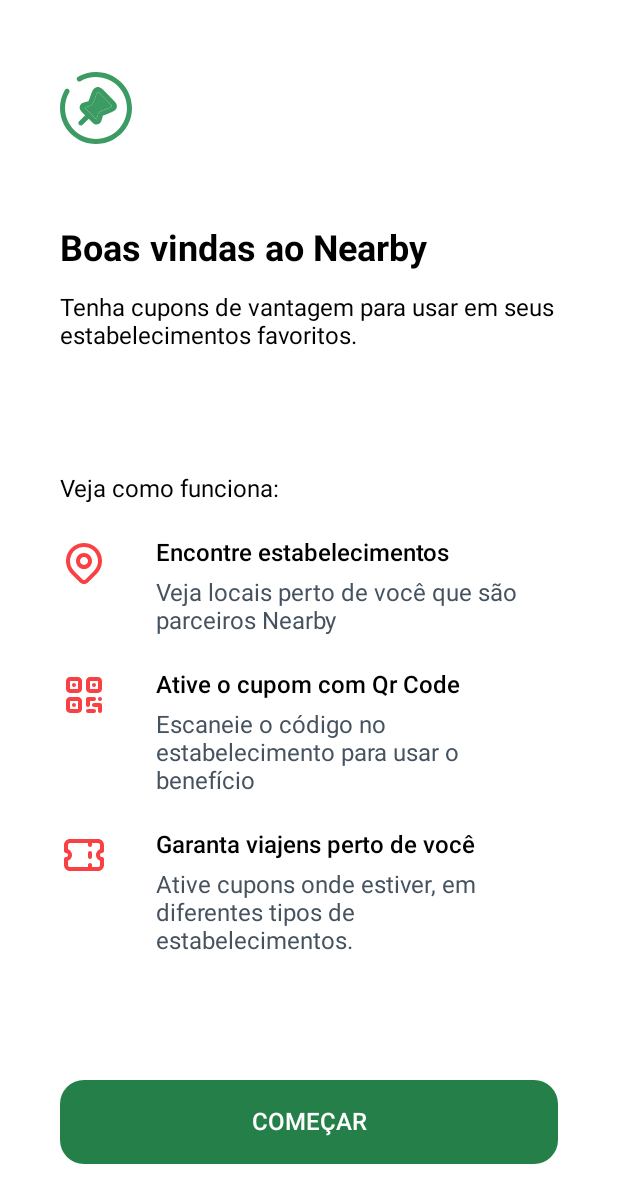
After one commit to noejunior792/NearbyApp, an Android app built with Jetpack Compose: the composable WelcomeScreen shown on its own in the app's theme, on a phone screen of 412 x 824 dp. The commit adds this screen. Shown: the top 1203 px of the screen. Run offline under Robolectric (Android 15) with nearby library versions, the phone set to English and light mode, and no system bars.

Commit message:
refactor NearbyButton andd welcomeScreen

```diff
--- /dev/null
+++ b/app/src/main/java/dev/noejunior299/nearby/ui/component/welcome/WelcomeContent.kt
@@ -0,0 +1,39 @@
+package dev.noejunior299.nearby.ui.component.welcome
+
+import androidx.compose.foundation.layout.Arrangement
+import androidx.compose.foundation.layout.Column
+import androidx.compose.foundation.layout.fillMaxWidth
+import androidx.compose.material3.Text
+import androidx.compose.runtime.Composable
+import androidx.compose.ui.Modifier
+import androidx.compose.ui.unit.dp
+import dev.noejunior299.nearby.R
+import dev.noejunior299.nearby.theme.Typography
+
+@Composable
+fun WelcomeContent(modifier: Modifier = Modifier) {
+    Column(
+        modifier = modifier,
+        verticalArrangement = Arrangement.spacedBy(24.dp)
+    ) {
+        Text(text = "Veja como funciona:", style = Typography.bodyLarge)
+        WelcomeHowItWorksTip(
+            modifier = Modifier.fillMaxWidth(),
+            title = "Encontre estabelecimentos",
+            subtitile = "Veja locais perto de você que são parceiros Nearby",
+            iconRes = R.drawable.ic_map_pin
+        )
+        WelcomeHowItWorksTip(
+            modifier = Modifier.fillMaxWidth(),
+            title = "Ative o cupom com Qr Code",
+            subtitile = "Escaneie o código no estabelecimento para usar o benefício",
+            iconRes = R.drawable.ic_qrcode
+        )
+        WelcomeHowItWorksTip(
+            modifier = Modifier.fillMaxWidth(),
+            title = "Garanta viajens perto de você",
+            subtitile = "Ative cupons onde estiver, em diferentes tipos de estabelecimentos.",
+            iconRes = R.drawable.ic_ticket
+        )
+    }
+}
--- /dev/null
+++ b/app/src/main/java/dev/noejunior299/nearby/ui/component/welcome/WelcomeHeader.kt
@@ -0,0 +1,33 @@
+package dev.noejunior299.nearby.ui.component.welcome
+
+import androidx.compose.foundation.Image
+import androidx.compose.foundation.layout.Arrangement
+import androidx.compose.foundation.layout.Column
+import androidx.compose.foundation.layout.Spacer
+import androidx.compose.foundation.layout.height
+import androidx.compose.material3.Text
+import androidx.compose.runtime.Composable
+import androidx.compose.ui.Modifier
+import androidx.compose.ui.res.painterResource
+import androidx.compose.ui.unit.dp
+import dev.noejunior299.nearby.R
+import dev.noejunior299.nearby.theme.Typography
+
+@Composable
+fun WelcomeHeader() {
+    Column(
+        modifier = Modifier,
+        verticalArrangement = Arrangement.spacedBy(16.dp)
+    ) {
+        Image(
+            painter = painterResource(id = R.drawable.img_logo_logo_icon),
+            contentDescription = "Imagem"
+        )
+        Spacer(modifier = Modifier.height(24.dp))
+        Text(text = "Boas vindas ao Nearby", style = Typography.headlineLarge)
+        Text(
+            text = "Tenha cupons de vantagem para usar em seus estabelecimentos favoritos.",
+            style = Typography.bodyLarge
+        )
+    }
+}
--- /dev/null
+++ b/app/src/main/java/dev/noejunior299/nearby/ui/component/welcome/WelcomeHowItWorksTip.kt
@@ -0,0 +1,45 @@
+package dev.noejunior299.nearby.ui.component.welcome
+
+import androidx.annotation.DrawableRes
+import androidx.compose.foundation.layout.Arrangement
+import androidx.compose.foundation.layout.Column
+import androidx.compose.foundation.layout.Row
+import androidx.compose.foundation.layout.Spacer
+import androidx.compose.foundation.layout.height
+import androidx.compose.foundation.layout.size
+import androidx.compose.material3.Icon
+import androidx.compose.material3.Text
+import androidx.compose.runtime.Composable
+import androidx.compose.ui.Modifier
+import androidx.compose.ui.res.painterResource
+import androidx.compose.ui.unit.dp
+import dev.noejunior299.nearby.theme.Gray500
+import dev.noejunior299.nearby.theme.RedBase
+import dev.noejunior299.nearby.theme.Typography
+
+@Composable
+fun WelcomeHowItWorksTip(
+    modifier: Modifier = Modifier,
+    title: String,
+    subtitile: String,
+    @DrawableRes iconRes: Int
+) {
+    Row(
+        modifier = modifier,
+        horizontalArrangement = Arrangement.spacedBy(16.dp)
+    ) {
+        Icon(
+            modifier = Modifier.size(32.dp),
+            painter = painterResource(id = iconRes),
+            tint = RedBase,
+            contentDescription = "Ícone como funciona"
+        )
+        Spacer(modifier = Modifier.height(8.dp))
+        Column(
+            verticalArrangement = Arrangement.spacedBy(8.dp)
+        ) {
+            Text(text = title, style = Typography.headlineSmall)
+            Text(text = subtitile, color = Gray500, style = Typography.bodyLarge)
+        }
+    }
+}
--- /dev/null
+++ b/app/src/main/java/dev/noejunior299/nearby/ui/screen/WelcomeScreen.kt
@@ -0,0 +1,47 @@
+package dev.noejunior299.nearby.ui.screen
+
+
+import androidx.compose.foundation.background
+import androidx.compose.foundation.layout.Arrangement
+import androidx.compose.foundation.layout.Column
+import androidx.compose.foundation.layout.fillMaxSize
+import androidx.compose.foundation.layout.fillMaxWidth
+import androidx.compose.foundation.layout.padding
+import androidx.compose.foundation.rememberScrollState
+import androidx.compose.foundation.verticalScroll
+import androidx.compose.runtime.Composable
+import androidx.compose.ui.Modifier
+import androidx.compose.ui.graphics.Color
+import androidx.compose.ui.tooling.preview.Preview
+import androidx.compose.ui.unit.dp
+import dev.noejunior299.nearby.ui.component.button.NearbyButton
+import dev.noejunior299.nearby.ui.component.welcome.WelcomeContent
+import dev.noejunior299.nearby.ui.component.welcome.WelcomeHeader
+
+@Composable
+fun WelcomeScreen(modifier: Modifier = Modifier) {
+    Column(
+        modifier = modifier
+            .background(Color.White)
+            .fillMaxSize()
+            .padding(horizontal = 40.dp, vertical = 48.dp)
+            .verticalScroll(state = rememberScrollState()),
+        verticalArrangement = Arrangement.SpaceBetween
+    ) {
+        WelcomeHeader()
+        WelcomeContent()
+        NearbyButton(
+            modifier = Modifier.fillMaxWidth(),
+            text = "Começar",
+            onClick = {}
+        )
+    }
+}
+
+
+
+@Preview
+@Composable
+private fun WelcomeScreenPreview() {
+    WelcomeScreen()
+}
```
Also changed, not shown: app/src/main/java/dev/noejunior299/nearby/ui/component/button/NearbyButton.kt (+25 -14 lines).
